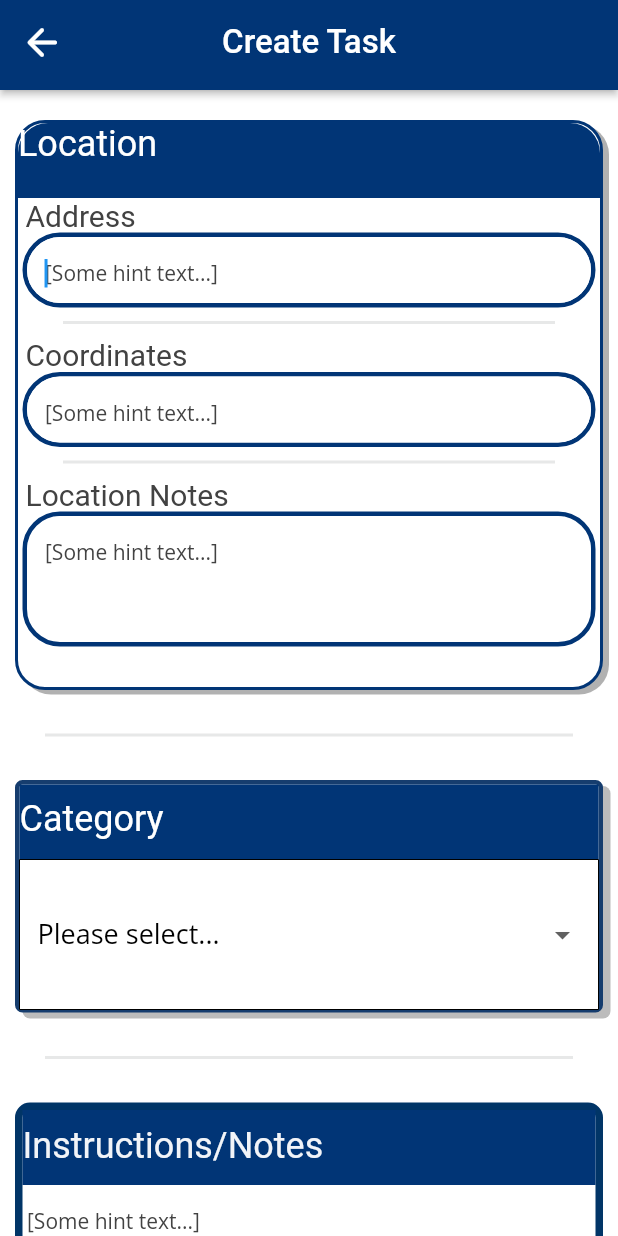
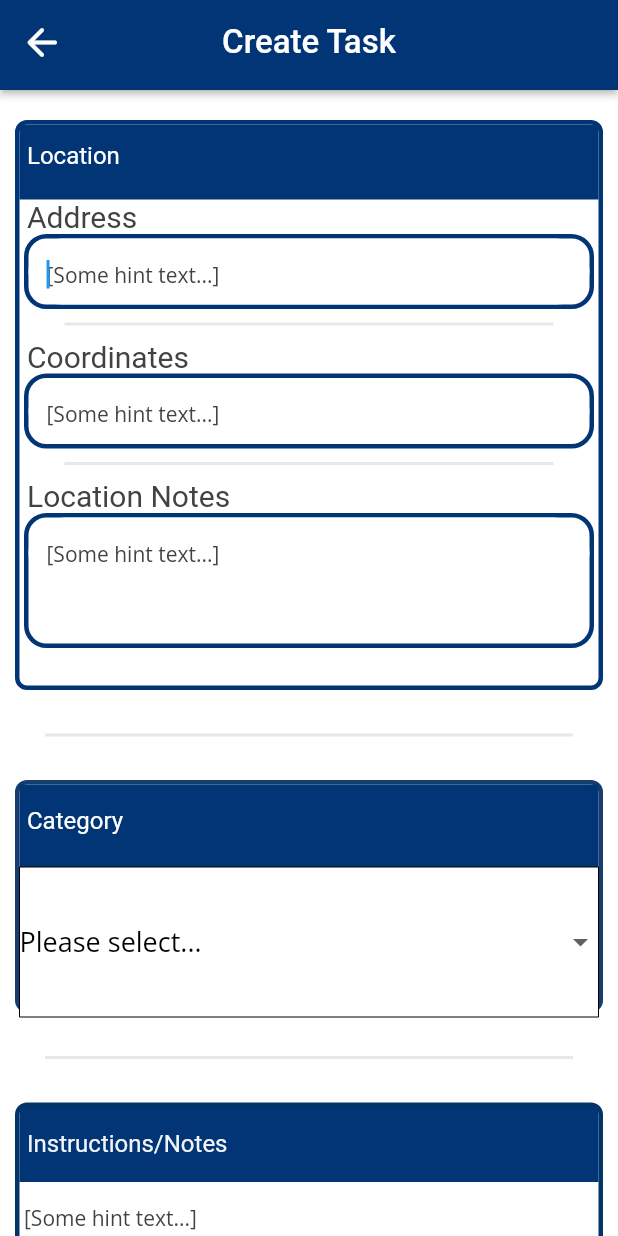
Before and after one commit to LimbaniC/github_kapok, a Flutter app: the CreateTaskFinalCopyWidget screen opened directly, on a phone screen of 412 x 824 dp. Run offline on Flutter 3.47's test engine with Material 2 defaults, Android fonts, the phone set to English and light mode, and no system bars; our stand-ins replace auto_size_text, cached_network_image, dropdown_button2, easy_debounce, expandable, flutter_rating_bar and 7 more; missing offline and left inert: json_path, mapbox_search; accounts and stored records are empty; Roboto replaces fonts that are missing (Lexend Deca).

Commit message:
All but team page stylistic changes

```diff
--- a/lib/create_task_final_copy/create_task_final_copy_widget.dart
+++ b/lib/create_task_final_copy/create_task_final_copy_widget.dart
@@ -67,8 +67,8 @@ class _CreateTaskFinalCopyWidgetState extends State<CreateTaskFinalCopyWidget> {
                 color: Colors.white,
                 size: 30.0,
               ),
-              onPressed: () async {
-                Navigator.pop(context);
+              onPressed: () {
+                print('IconButton pressed ...');
               },
             ),
             title: Text(
@@ -111,17 +111,11 @@ class _CreateTaskFinalCopyWidgetState extends State<CreateTaskFinalCopyWidget> {
                               height: 380.0,
                               decoration: BoxDecoration(
                                 color: Colors.white,
-                                boxShadow: [
-                                  BoxShadow(
-                                    color: Color(0x4E000000),
-                                    offset: Offset(4.0, 3.0),
-                                  )
-                                ],
-                                borderRadius: BorderRadius.circular(20.0),
+                                borderRadius: BorderRadius.circular(8.0),
                                 shape: BoxShape.rectangle,
                                 border: Border.all(
                                   color: Color(0xFF013576),
-                                  width: 2.0,
+                                  width: 3.0,
                                 ),
                               ),
                               alignment: AlignmentDirectional(0.0, -1.0),
@@ -135,12 +129,6 @@ class _CreateTaskFinalCopyWidgetState extends State<CreateTaskFinalCopyWidget> {
                                     height: 50.0,
                                     decoration: BoxDecoration(
                                       color: Color(0xFF013576),
-                                      borderRadius: BorderRadius.only(
-                                        bottomLeft: Radius.circular(0.0),
-                                        bottomRight: Radius.circular(0.0),
-                                        topLeft: Radius.circular(20.0),
-                                        topRight: Radius.circular(20.0),
-                                      ),
                                     ),
                                     alignment: AlignmentDirectional(0.0, 0.0),
                                     child: Align(
@@ -153,8 +141,11 @@ class _CreateTaskFinalCopyWidgetState extends State<CreateTaskFinalCopyWidget> {
                                             CrossAxisAlignment.start,
                                         children: [
                                           Align(
-                                            alignment:
-                                                AlignmentDirectional(0.0, -1.0),
+                                            alignment: AlignmentDirectional(
+                                                0.0, -0.25),
+                                            child: Padding(
+                                              padding: EdgeInsetsDirectional
+                                                  .fromSTEB(5.0, 0.0, 0.0, 0.0),
                                               child: SelectionArea(
                                                   child: Text(
                                                 'Location',
@@ -165,9 +156,10 @@ class _CreateTaskFinalCopyWidgetState extends State<CreateTaskFinalCopyWidget> {
                                                           fontFamily:
                                                               'Lexend Deca',
                                                           color: Colors.white,
-                                                        fontSize: 24.0,
+                                                          fontSize: 16.0,
                                                         ),
                                               )),
+                                            ),
                                           ),
                                         ],
                                       ),
@@ -201,7 +193,7 @@ class _CreateTaskFinalCopyWidgetState extends State<CreateTaskFinalCopyWidget> {
                                           color: FlutterFlowTheme.of(context)
                                               .secondaryBackground,
                                           borderRadius:
-                                              BorderRadius.circular(25.0),
+                                              BorderRadius.circular(15.0),
                                           border: Border.all(
                                             color: Color(0xFF013576),
                                             width: 3.0,
@@ -297,7 +289,7 @@ class _CreateTaskFinalCopyWidgetState extends State<CreateTaskFinalCopyWidget> {
                                         color: FlutterFlowTheme.of(context)
                                             .secondaryBackground,
                                         borderRadius:
-                                            BorderRadius.circular(25.0),
+                                            BorderRadius.circular(15.0),
                                         border: Border.all(
                                           color: Color(0xFF013576),
                                           width: 3.0,
@@ -392,7 +384,7 @@ class _CreateTaskFinalCopyWidgetState extends State<CreateTaskFinalCopyWidget> {
                                         color: FlutterFlowTheme.of(context)
                                             .secondaryBackground,
                                         borderRadius:
-                                            BorderRadius.circular(25.0),
+                                            BorderRadius.circular(15.0),
                                         border: Border.all(
                                           color: Color(0xFF013576),
                                           width: 3.0,
@@ -478,24 +470,22 @@ class _CreateTaskFinalCopyWidgetState extends State<CreateTaskFinalCopyWidget> {
                             decoration: BoxDecoration(
                               color: FlutterFlowTheme.of(context)
                                   .secondaryBackground,
-                              boxShadow: [
-                                BoxShadow(
-                                  color: Color(0x43000000),
-                                  offset: Offset(5.0, 4.0),
-                                )
-                              ],
-                              borderRadius: BorderRadius.circular(5.0),
+                              borderRadius: BorderRadius.circular(8.0),
                               border: Border.all(
                                 color: Color(0xFF163D6E),
                                 width: 3.0,
                               ),
                             ),
+                            child: Align(
+                              alignment: AlignmentDirectional(0.0, 0.0),
                               child: Column(
                                 mainAxisSize: MainAxisSize.max,
+                                mainAxisAlignment: MainAxisAlignment.start,
+                                crossAxisAlignment: CrossAxisAlignment.stretch,
                                 children: [
                                   Container(
                                     width: double.infinity,
-                                  height: 50.0,
+                                    height: 55.0,
                                     decoration: BoxDecoration(
                                       color: Color(0xFF013576),
                                     ),
@@ -512,24 +502,31 @@ class _CreateTaskFinalCopyWidgetState extends State<CreateTaskFinalCopyWidget> {
                                           Align(
                                             alignment:
                                                 AlignmentDirectional(0.0, -0.2),
+                                            child: Padding(
+                                              padding: EdgeInsetsDirectional
+                                                  .fromSTEB(5.0, 0.0, 0.0, 0.0),
                                               child: SelectionArea(
                                                   child: Text(
                                                 'Category',
-                                            style: FlutterFlowTheme.of(context)
+                                                style:
+                                                    FlutterFlowTheme.of(context)
                                                         .bodyMedium
                                                         .override(
-                                                  fontFamily: 'Lexend Deca',
+                                                          fontFamily:
+                                                              'Lexend Deca',
                                                           color: Colors.white,
-                                                  fontSize: 24.0,
+                                                          fontSize: 16.0,
                                                         ),
                                               )),
+                                            ),
                                           ),
                                         ],
                                       ),
                                     ),
                                   ),
                                   FlutterFlowDropDown<String>(
-                                  controller: _model.dropDownValueController ??=
+                                    controller:
+                                        _model.dropDownValueController ??=
                                             FormFieldController<String>(null),
                                     options: [
                                       'Construction',
@@ -559,11 +556,12 @@ class _CreateTaskFinalCopyWidgetState extends State<CreateTaskFinalCopyWidget> {
                                     borderWidth: 0.0,
                                     borderRadius: 0.0,
                                     margin: EdgeInsetsDirectional.fromSTEB(
-                                      12.0, 4.0, 12.0, 4.0),
+                                        0.0, 0.0, 0.0, 0.0),
                                     hidesUnderline: true,
                                     isSearchable: false,
                                   ),
                                 ],
+                              ),
                             ),
                           ),
                         ),
@@ -584,10 +582,10 @@ class _CreateTaskFinalCopyWidgetState extends State<CreateTaskFinalCopyWidget> {
                               height: 200.0,
                               decoration: BoxDecoration(
                                 color: Colors.white,
-                                borderRadius: BorderRadius.circular(10.0),
+                                borderRadius: BorderRadius.circular(8.0),
                                 border: Border.all(
                                   color: Color(0xFF013567),
-                                  width: 5.0,
+                                  width: 3.0,
                                 ),
                               ),
                               child: Column(
@@ -606,18 +604,25 @@ class _CreateTaskFinalCopyWidgetState extends State<CreateTaskFinalCopyWidget> {
                                       children: [
                                         Align(
                                           alignment:
-                                              AlignmentDirectional(0.0, -0.1),
+                                              AlignmentDirectional(0.0, -0.05),
+                                          child: Padding(
+                                            padding:
+                                                EdgeInsetsDirectional.fromSTEB(
+                                                    5.0, 0.0, 0.0, 0.0),
                                             child: SelectionArea(
                                                 child: Text(
                                               'Instructions/Notes',
-                                            style: FlutterFlowTheme.of(context)
+                                              textAlign: TextAlign.start,
+                                              style: FlutterFlowTheme.of(
+                                                      context)
                                                   .bodyMedium
                                                   .override(
                                                     fontFamily: 'Lexend Deca',
-                                                  color: Color(0xFFF2F4F8),
-                                                  fontSize: 24.0,
+                                                    color: Color(0xFFF1F4F8),
+                                                    fontSize: 16.0,
                                                   ),
                                             )),
+                                          ),
                                         ),
                                       ],
                                     ),
@@ -765,10 +770,10 @@ class _CreateTaskFinalCopyWidgetState extends State<CreateTaskFinalCopyWidget> {
                             height: 250.0,
                             decoration: BoxDecoration(
                               color: Colors.white,
-                              borderRadius: BorderRadius.circular(10.0),
+                              borderRadius: BorderRadius.circular(8.0),
                               border: Border.all(
                                 color: Color(0xFF013576),
-                                width: 5.0,
+                                width: 3.0,
                               ),
                             ),
                             alignment: AlignmentDirectional(0.0, 0.0),
@@ -784,7 +789,10 @@ class _CreateTaskFinalCopyWidgetState extends State<CreateTaskFinalCopyWidget> {
                                   child: Row(
                                     mainAxisSize: MainAxisSize.max,
                                     children: [
-                                      SelectionArea(
+                                      Padding(
+                                        padding: EdgeInsetsDirectional.fromSTEB(
+                                            5.0, 0.0, 0.0, 0.0),
+                                        child: SelectionArea(
                                             child: Text(
                                           'Urgency',
                                           style: FlutterFlowTheme.of(context)
@@ -792,9 +800,10 @@ class _CreateTaskFinalCopyWidgetState extends State<CreateTaskFinalCopyWidget> {
                                               .override(
                                                 fontFamily: 'Lexend Deca',
                                                 color: Color(0xFFF6F9FC),
-                                              fontSize: 24.0,
+                                                fontSize: 16.0,
                                               ),
                                         )),
+                                      ),
                                     ],
                                   ),
                                 ),
--- a/lib/main.dart
+++ b/lib/main.dart
@@ -49,7 +49,7 @@ class _MyAppState extends State<MyApp> {
       supportedLocales: const [Locale('en', '')],
       theme: ThemeData(brightness: Brightness.light),
       themeMode: _themeMode,
-      home: KapokMapWidget(),
+      home: HomePageWidget(),
     );
   }
 }
--- a/lib/show_task_final_member/show_task_final_member_widget.dart
+++ b/lib/show_task_final_member/show_task_final_member_widget.dart
@@ -366,7 +366,7 @@ class _ShowTaskFinalMemberWidgetState extends State<ShowTaskFinalMemberWidget> {
                       unratedColor: Color(0xFF9E9E9E),
                       itemCount: 5,
                       itemSize: 60.0,
-                      glowColor: FlutterFlowTheme.of(context).secondary,
+                      glowColor: Color(0xFF013576),
                     ),
                   ),
                 ),
```
Also changed, not shown: lib/home_page/home_page_widget.dart (+7 -1 lines), lib/login_signup/login_signup_widget.dart (+93 -44 lines). Lines whose indentation alone changed are shown as unchanged.
